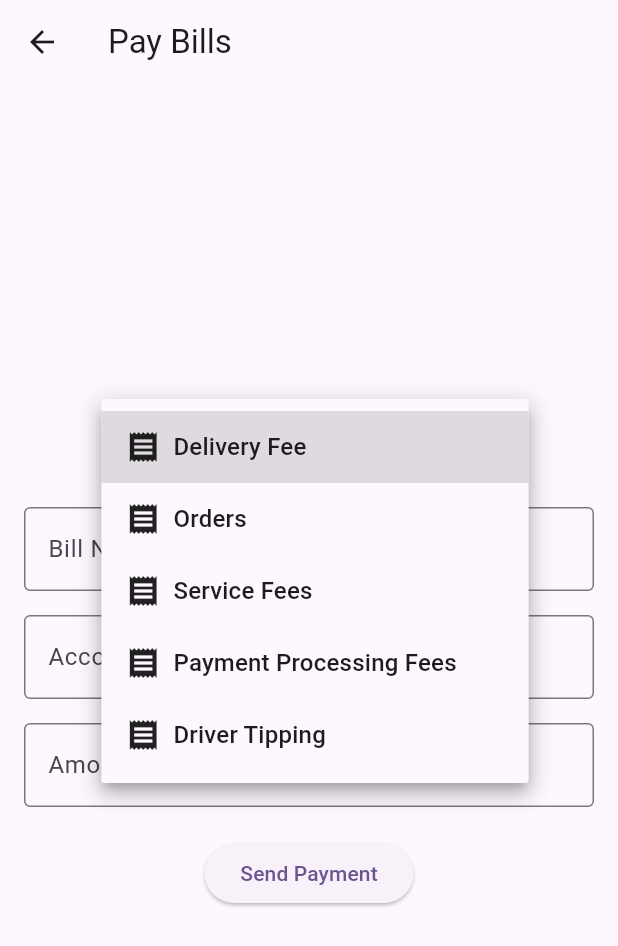
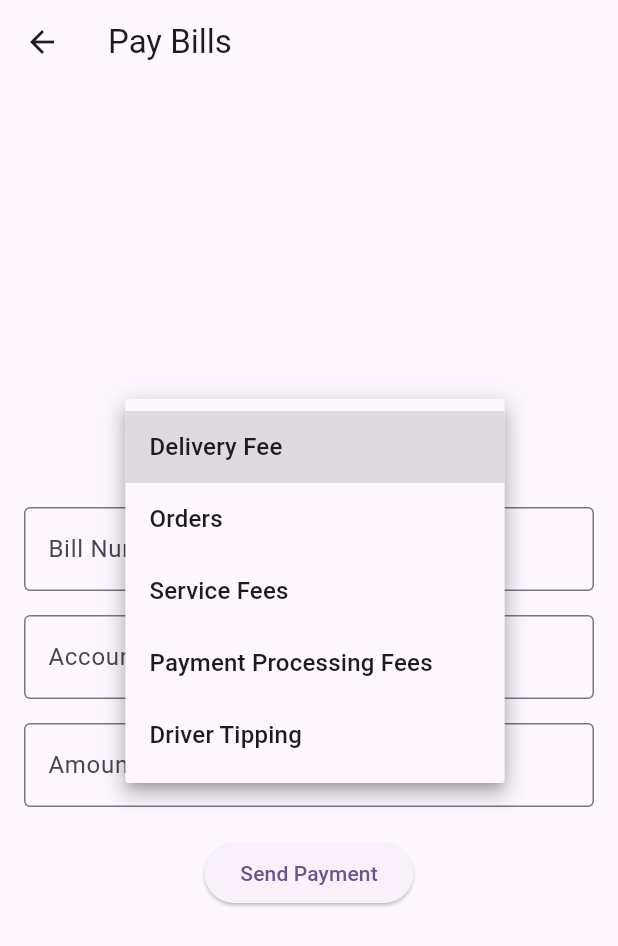
Before and after one commit to martinsigei/zeroHunger-Project, a Flutter app: the PayBillsPage screen opened directly, after a tap on "Delivery Fee", on a phone screen of 412 x 824 dp. Shown: the top 946 px of the screen. Run offline on Flutter 3.47's test engine with Material 3 defaults, Android fonts, the phone set to English and light mode, and no system bars; our stand-ins replace cloud_firestore, curved_navigation_bar, firebase_auth, firebase_core, firebase_storage, image_picker and 2 more; missing offline and left inert: flutter_paystack; accounts and stored records are empty; generated files the repository leaves out were written again.

Commit message:
Update wallet.dart

```diff
--- a/lib/pages/wallet.dart
+++ b/lib/pages/wallet.dart
@@ -1,113 +1,96 @@
 import 'package:flutter/material.dart';
+import 'package:flutter_paystack/flutter_paystack.dart';
 
-// Defining the PayBillsPage class, which is a StatelessWidget
 class PayBillsPage extends StatelessWidget {
-  // Controller to handle input for the bill number
   final TextEditingController billNumberController = TextEditingController();
-  // Controller to handle input for the account number
   final TextEditingController accountNumberController = TextEditingController();
-  // Controller to handle input for the amount
   final TextEditingController amountController = TextEditingController();
 
-  // List of available bill types for the dropdown menu
-  final List<String> billTypes = ['Delivery Fee', 'Orders', 'Service Fees','Payment Processing Fees', 'Driver Tipping'];
+  final List<String> billTypes = ['Delivery Fee', 'Orders', 'Service Fees', 'Payment Processing Fees', 'Driver Tipping'];
+  String selectedBillType = 'Delivery Fee';
 
-  // Variable to store the currently selected bill type
-  String selectedBillType = 'Delivery Fee'; // Default selection
+  final PaystackPlugin paystackPlugin = PaystackPlugin();
 
   @override
   Widget build(BuildContext context) {
+
+    paystackPlugin.initialize(publicKey: 'pk_test_318b4240307ce9ac4bf79eb255bf1616f06493aa');
+
     return Scaffold(
       appBar: AppBar(
-        title: Text('Pay Bills'), // Title displayed in the AppBar
+        title: Text('Pay Bills'),
       ),
       body: Padding(
-        padding: const EdgeInsets.all(16.0), // Padding around the content
+        padding: const EdgeInsets.all(16.0),
         child: Column(
-          mainAxisAlignment: MainAxisAlignment.center, // Center the column vertically
+          mainAxisAlignment: MainAxisAlignment.center,
           children: [
-            // Dropdown button for selecting the type of bill
             DropdownButton<String>(
-              value: selectedBillType, // Current selected bill type
+              value: selectedBillType,
               onChanged: (String? newValue) {
-                // Update selected bill type when a new value is chosen
                 selectedBillType = newValue!;
               },
               items: billTypes.map<DropdownMenuItem<String>>((String value) {
                 return DropdownMenuItem<String>(
-                  value: value, // The value for the dropdown item
-                  child: Row(
-                    children: [
-                      // Placeholder icon for each bill type (replace with actual icons)
-                      Icon(Icons.receipt, size: 24), // Icon for the bill type
-                      SizedBox(width: 8), // Space between icon and text
-                      Text(value), // Display the bill type text
-                    ],
-                  ),
+                  value: value,
+                  child: Text(value),
                 );
-              }).toList(), // Convert the list of bill types to dropdown items
+              }).toList(),
             ),
-            SizedBox(height: 16.0), // Space between the dropdown and input fields
-
-            // Input field for entering the bill number
+            SizedBox(height: 16.0),
             TextField(
-              controller: billNumberController, // Connects the controller to the input field
+              controller: billNumberController,
               decoration: InputDecoration(
-                labelText: 'Bill Number', // Label shown in the input field
-                border: OutlineInputBorder(), // Outline border for the input field
+                labelText: 'Bill Number',
+                border: OutlineInputBorder(),
               ),
             ),
-            SizedBox(height: 16.0), // Space between input fields
-
-            // Input field for entering the account number
+            SizedBox(height: 16.0),
             TextField(
-              controller: accountNumberController, // Connects the controller to the input field
+              controller: accountNumberController,
               decoration: InputDecoration(
-                labelText: 'Account Number', // Label shown in the input field
-                border: OutlineInputBorder(), // Outline border for the input field
+                labelText: 'Account Number',
+                border: OutlineInputBorder(),
               ),
             ),
-            SizedBox(height: 16.0), // Space between input fields
-
-            // Input field for entering the amount to pay
+            SizedBox(height: 16.0),
             TextField(
-              controller: amountController, // Connects the controller to the input field
-              keyboardType: TextInputType.number, // Show numeric keyboard for input
+              controller: amountController,
+              keyboardType: TextInputType.number,
               decoration: InputDecoration(
-                labelText: 'Amount', // Label shown in the input field
-                border: OutlineInputBorder(), // Outline border for the input field
+                labelText: 'Amount',
+                border: OutlineInputBorder(),
               ),
             ),
-            SizedBox(height: 20.0), // Space between input fields and button
+            SizedBox(height: 20.0),
+            ElevatedButton(
+              onPressed: () async {
+                final amountInKobo = int.parse(amountController.text) * 100;
+                final email = 'user@gmail.com';
 
-            // Button to trigger the payment action
-            ElevatedButton(
-              onPressed: () {
-                // Logic to handle payment would go here
-                final billNumber = billNumberController.text;
-                final accountNumber = accountNumberController.text;
-                final amount = amountController.text;
+                try {
+                  final charge = Charge()
+                    ..amount = amountInKobo
+                    ..email = email
+                    ..reference = 'ref_${DateTime.now().millisecondsSinceEpoch}'
+                    ..currency = 'NGN';
 
-                // Show a message with the payment details (for demonstration)
-                showDialog(
-                  context: context,
-                  builder: (context) {
-                    return AlertDialog(
-                      title: Text('Payment Confirmation'),
-                      content: Text('Paying $amount for $selectedBillType\nBill Number: $billNumber\nAccount Number: $accountNumber'),
-                      actions: [
-                        TextButton(
-                          onPressed: () {
-                            Navigator.of(context).pop(); // Close the dialog
-                          },
-                          child: Text('OK'), // Button text
-                        ),
-                      ],
-                    );
-                  },
-                );
+                  final response = await paystackPlugin.checkout(
+                    context,
+                    charge: charge,
+                    method: CheckoutMethod.card,
+                  );
+
+                  ScaffoldMessenger.of(context).showSnackBar(
+                    SnackBar(content: Text(response.status ? 'Payment Successful!' : 'Payment Failed!')),
+                  );
+                } catch (e) {
+                  ScaffoldMessenger.of(context).showSnackBar(
+                    SnackBar(content: Text('Error: $e')),
+                  );
+                }
               },
-              child: Text('Send Payment'), // Button label
+              child: Text('Send Payment'),
             ),
           ],
         ),
```
